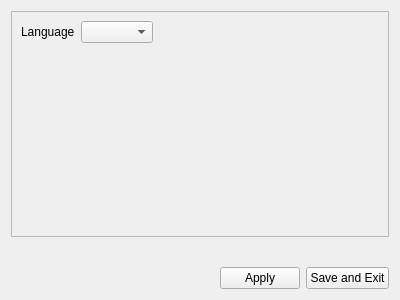
Old version of the form Forms/SettingsWidgetGeneral.ui in the repository iatanasov77/qvocabulary.
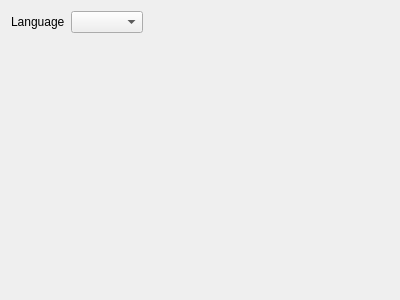
New version of the form.

The edit to the form file:
```diff
--- a/Forms/SettingsWidgetGeneral.ui
+++ b/Forms/SettingsWidgetGeneral.ui
@@ -15,13 +15,6 @@
   </property>
   <layout class="QVBoxLayout" name="verticalLayout_2">
    <item>
-    <widget class="QFrame" name="frame">
-     <property name="frameShape">
-      <enum>QFrame::StyledPanel</enum>
-     </property>
-     <property name="frameShadow">
-      <enum>QFrame::Raised</enum>
-     </property>
      <layout class="QVBoxLayout" name="verticalLayout">
       <item>
        <layout class="QHBoxLayout" name="horizontalLayout_3">
@@ -57,60 +50,11 @@
         </property>
         <property name="sizeHint" stdset="0">
          <size>
-          <width>20</width>
-          <height>169</height>
+         <width>17</width>
+         <height>166</height>
          </size>
         </property>
        </spacer>
-      </item>
-     </layout>
-    </widget>
-   </item>
-   <item>
-    <widget class="QFrame" name="frmTimer">
-     <property name="styleSheet">
-      <string notr="true">border:0</string>
-     </property>
-     <property name="frameShape">
-      <enum>QFrame::StyledPanel</enum>
-     </property>
-     <property name="frameShadow">
-      <enum>QFrame::Raised</enum>
-     </property>
-     <property name="lineWidth">
-      <number>0</number>
-     </property>
-     <layout class="QHBoxLayout" name="horizontalLayout_2"/>
-    </widget>
-   </item>
-   <item>
-    <layout class="QHBoxLayout" name="horizontalLayout">
-     <item>
-      <spacer name="horizontalSpacer">
-       <property name="orientation">
-        <enum>Qt::Horizontal</enum>
-       </property>
-       <property name="sizeHint" stdset="0">
-        <size>
-         <width>40</width>
-         <height>20</height>
-        </size>
-       </property>
-      </spacer>
-     </item>
-     <item>
-      <widget class="QPushButton" name="btnApply">
-       <property name="text">
-        <string>Apply</string>
-       </property>
-      </widget>
-     </item>
-     <item>
-      <widget class="QPushButton" name="btnSaveAndExit">
-       <property name="text">
-        <string>Save and Exit</string>
-       </property>
-      </widget>
      </item>
     </layout>
    </item>
```
Lines whose indentation alone changed are shown as unchanged.
